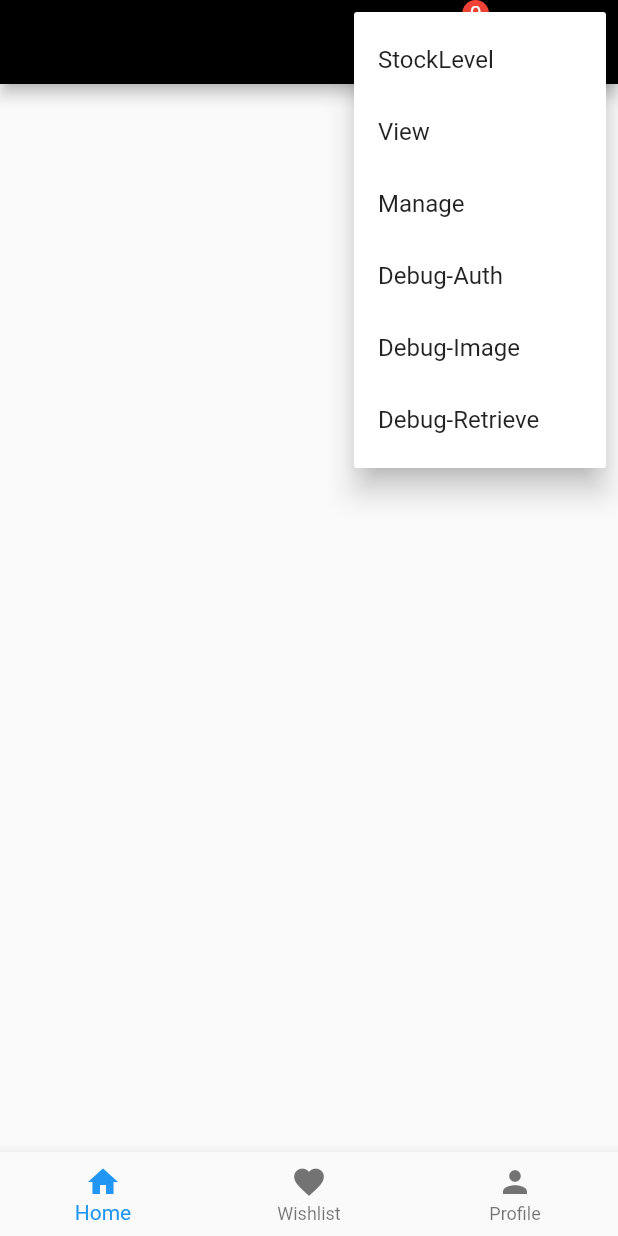
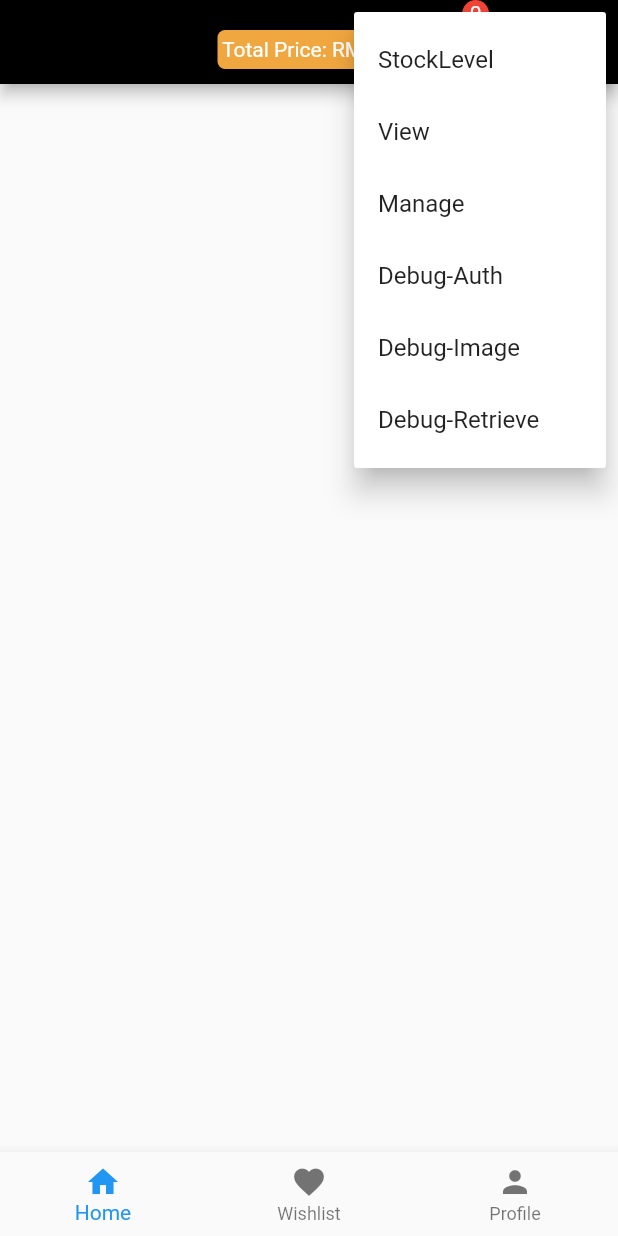
Before and after one commit to DaveHo19/AgileDevProject, a Flutter app: the screen it shows after launch, after a tap on the "more vert" icon, on a phone screen of 412 x 824 dp. Run offline on Flutter 3.47's test engine with Material 2 defaults, Android fonts, the phone set to English and light mode, and no system bars; drawn by our look-alikes of badges; our stand-ins replace cloud_firestore, file_picker, firebase_auth, firebase_core, firebase_storage, flutter_svg and 4 more; missing offline and left inert: dart:html, dart:js_util; accounts and stored records are empty.

Commit message:
Minor update
- Implement remove cart item feature in cart scene
- Add text box for showing the total beside the cart icon in homepage
- Fix item count and total price bug

```diff
--- a/agile_project/lib/scenes/cart/CartProvider.dart
+++ b/agile_project/lib/scenes/cart/CartProvider.dart
@@ -103,9 +103,10 @@ class CartProvider with ChangeNotifier {
     notifyListeners();
   }
 
-  void removeItem(String ISBN_13, int i) {
+  void removeItem(String ISBN_13, int i, double totalItemPrice) {
     _items.remove(ISBN_13);
     removeCounter(i);
+    removeTotalPrice(totalItemPrice);
     notifyListeners();
   }
 
--- a/agile_project/lib/scenes/cart/CartScene.dart
+++ b/agile_project/lib/scenes/cart/CartScene.dart
@@ -27,7 +27,7 @@ class _MyCartSceneState extends State<MyCartScene> {
   @override
   Widget build(BuildContext context) {
     final cart = Provider.of<CartProvider>(context);
-    // print(cart.getTotalPrice());
+    print(double.parse(cart.getTotalPrice().toStringAsFixed(2)));
     // cart.clearPref();
     return Scaffold(
       appBar: AppBar(
--- a/agile_project/lib/wrapper.dart
+++ b/agile_project/lib/wrapper.dart
@@ -55,6 +55,7 @@ class _WrapperState extends State<Wrapper> {
   @override
   Widget build(BuildContext context) {
     user = Provider.of<AppUser?>(context);
+    final cart = Provider.of<CartProvider>(context);
     isAdmin();
     return Scaffold(
       //top bar
@@ -62,6 +63,20 @@ class _WrapperState extends State<Wrapper> {
         backgroundColor: Colors.black,
         foregroundColor: Colors.white,
         actions: [
+          Container(
+            margin: const EdgeInsets.only(top: 20, bottom: 10),
+            decoration: BoxDecoration(
+              color: Color.fromARGB(255, 241, 167, 63),
+              borderRadius: BorderRadius.all(
+                  Radius.circular(5.0) //         <--- border radius here
+                  ),
+            ),
+            child: Padding(
+              padding: EdgeInsets.only(top: 5, left: 3, right: 3),
+              child: Text(
+                  "Total Price: RM ${double.parse(cart.getTotalPrice().toStringAsFixed(2))}"),
+            ),
+          ),
           Center(
             child: Badge(
               badgeContent: Consumer<CartProvider>(
@@ -70,12 +85,15 @@ class _WrapperState extends State<Wrapper> {
                       style: TextStyle(color: Colors.white));
                 },
               ),
+              animationType: BadgeAnimationType.slide,
               animationDuration: Duration(milliseconds: 300),
               child: IconButton(
                 icon: const Icon(
                   Icons.shopping_cart,
                   size: 30,
                 ),
+                tooltip:
+                    "Total Price: RM ${double.parse(cart.getTotalPrice().toStringAsFixed(2))}",
                 onPressed: () => {
                   Navigator.push(
                       context,
```
Also changed, not shown: agile_project/lib/scenes/cart/cart_item.dart (+11 -3 lines).
